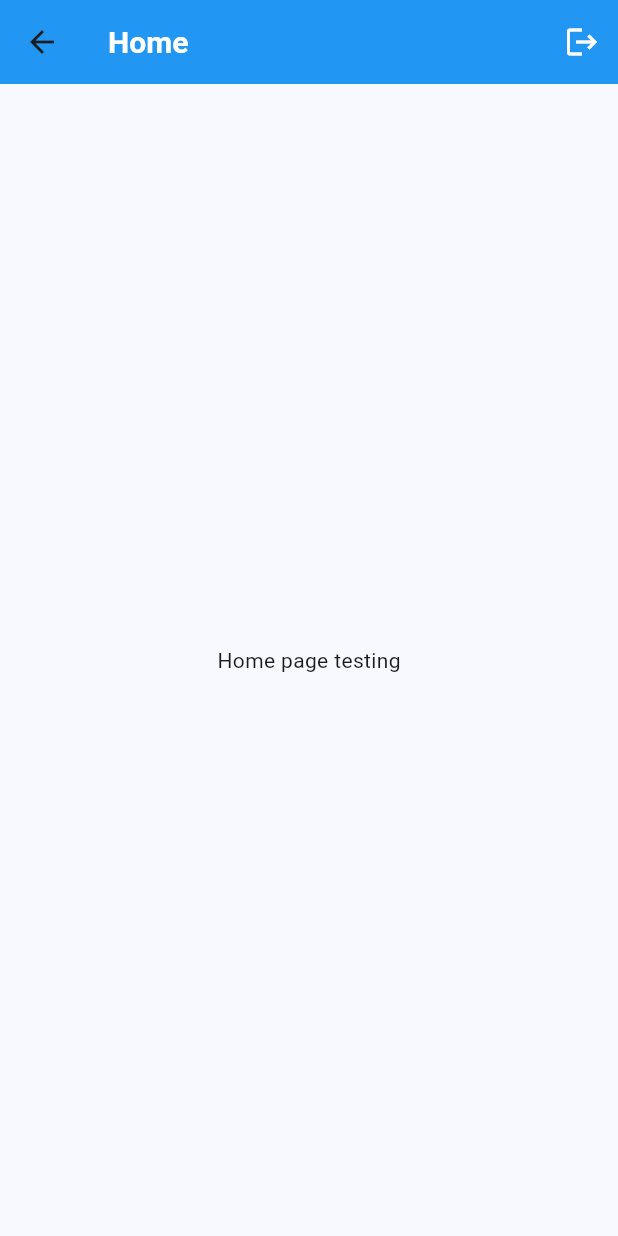
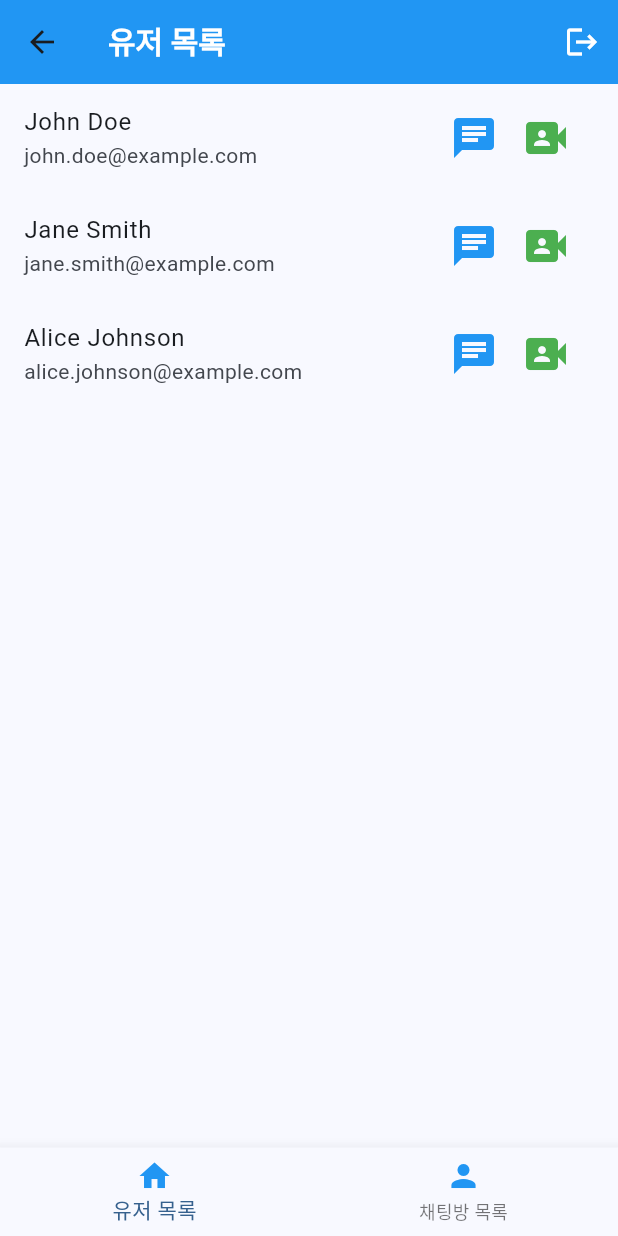
Before and after one commit to Luna0214/teammeet, a Flutter app: the HomePage screen opened directly, on a phone screen of 412 x 824 dp. Run offline on Flutter 3.47's test engine with Material 3 defaults, Android fonts, the phone set to English and light mode, and no system bars; our stand-ins replace firebase_auth, firebase_core; accounts and stored records are empty; generated files the repository leaves out were written again.

```diff
--- a/lib/features/chat/user_list.dart
+++ b/lib/features/chat/user_list.dart
@@ -0,0 +1,49 @@
+import 'package:flutter/material.dart';
+
+class UserList extends StatefulWidget {
+  const UserList({super.key});
+
+  @override
+  State<UserList> createState() => _UserListState();
+}
+
+class _UserListState extends State<UserList> {
+  final List<Map<String, dynamic>> users = [
+    {'id': 1, 'name': 'John Doe', 'email': 'john.doe@example.com'},
+    {'id': 2, 'name': 'Jane Smith', 'email': 'jane.smith@example.com'},
+    {'id': 3, 'name': 'Alice Johnson', 'email': 'alice.johnson@example.com'},
+  ];
+
+  @override
+  void initState() {
+    super.initState();
+    // Fireabase 유저 목록 가져오기
+    // users.add({'id': 4, 'name': 'John Doe', 'email': 'john.doe@example.com'});
+  }
+
+  @override
+  Widget build(BuildContext context) {
+    return ListView.builder(
+      itemCount: users.length,
+      itemBuilder: (context, index) {
+        return ListTile(
+          title: Text(users[index]['name']),
+          subtitle: Text(users[index]['email']),
+          trailing: Row(
+            mainAxisSize: MainAxisSize.min,
+            children: [
+              IconButton(
+                onPressed: () {},
+                icon: Icon(Icons.chat, size: 32, color: Colors.blue,),
+              ),
+              IconButton(
+                onPressed: () {},
+                icon: Icon(Icons.video_camera_front, size: 32, color: Colors.green,),
+              ),
+            ],
+          )
+        );
+      },
+    );
+  }
+}
--- a/lib/features/home/home_page.dart
+++ b/lib/features/home/home_page.dart
@@ -1,5 +1,8 @@
 import 'package:flutter/material.dart';
+import 'package:firebase_auth/firebase_auth.dart';
 import '../auth/login_service.dart';
+import '../chat/user_list.dart';
+import '../chat/chatroom_list.dart';
 
 class HomePage extends StatefulWidget {
   const HomePage({super.key});
@@ -9,16 +12,57 @@ class HomePage extends StatefulWidget {
 }
 
 class _HomePageState extends State<HomePage> {
+  int currentPageIndex = 0;
 
   Widget _bodyWidget() {
-    return const Center(child: Text('Home page testing'));
+    return IndexedStack(
+      index: currentPageIndex,
+      children: [
+        UserList(),
+        ChatroomList(),
+      ],
+    );
+  }
+
+  Widget _bottomNavBar() {
+
+    return BottomNavigationBar(
+      type: BottomNavigationBarType.fixed,
+      currentIndex: currentPageIndex,
+      onTap: (index) {
+        setState(() {
+          currentPageIndex = index;
+        });
+      },
+      items: [
+        BottomNavigationBarItem(
+          icon: Icon(Icons.home, color: Colors.blue,),
+          label: '유저 목록',
+        ),
+        BottomNavigationBarItem(
+          icon: Icon(Icons.person, color: Colors.blue,),
+          label: '채팅방 목록',
+        ),
+      ],
+    );
   }
 
   @override
   Widget build(BuildContext context) {
+    final currentUser = FirebaseAuth.instance.currentUser;
+
+    if (currentUser == null) {
+      return Column(
+        children: [
+          const CircularProgressIndicator(),
+          const Text('지속될 경우, 로그아웃 이후 다시 로그인 해주세요.'),
+        ],
+      );
+    }
+
     return Scaffold(
       appBar: AppBar(
-        title: const Text('Home', style: TextStyle(fontSize: 20, fontWeight: FontWeight.bold, color: Colors.white),),
+        title: Text(currentPageIndex == 0 ? '유저 목록' : '채팅방', style: const TextStyle(fontSize: 20, fontWeight: FontWeight.bold, color: Colors.white),),
         backgroundColor: Colors.blue,
         actions: [
           IconButton(
@@ -28,6 +72,8 @@ class _HomePageState extends State<HomePage> {
         ],
       ),
       body: _bodyWidget(),
+      bottomNavigationBar: _bottomNavBar(),
+
     );
   }
 }
```
Also changed, not shown: lib/features/chat/chatroom_list.dart (+37 -0 lines).
